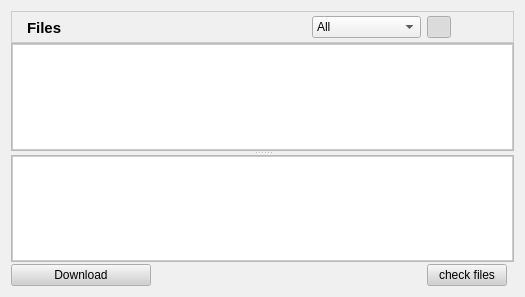
The window that retroshare-gui/src/gui/SharedFilesDialog.ui (RetroShare/RetroShare) describes before a commit, drawn with Qt 5.
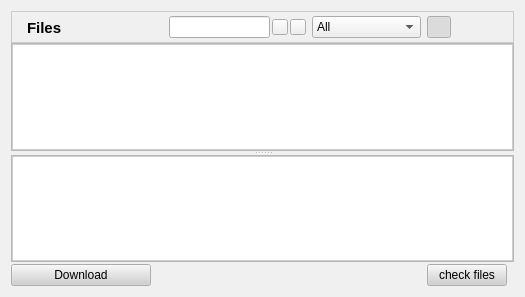
The same window after the commit. Icons and pictures are not drawn.

Commit message: Added filter for files in SharedFilesDialog. It is hidden for the release version (RS_RELEASE_VERSION), because the RemoteDirModel is slow with many files.

```diff
--- a/retroshare-gui/src/gui/SharedFilesDialog.ui
+++ b/retroshare-gui/src/gui/SharedFilesDialog.ui
@@ -584,7 +584,7 @@
         </property>
        </spacer>
       </item>
-      <item row="0" column="4">
+      <item row="0" column="5">
        <widget class="QPushButton" name="splittedButton">
         <property name="maximumSize">
          <size>
@@ -613,7 +613,7 @@
         </property>
        </widget>
       </item>
-      <item row="0" column="5">
+      <item row="0" column="6">
        <widget class="QPushButton" name="remoteButton">
         <property name="maximumSize">
          <size>
@@ -642,7 +642,7 @@
         </property>
        </widget>
       </item>
-      <item row="0" column="6">
+      <item row="0" column="7">
        <widget class="QPushButton" name="localButton">
         <property name="maximumSize">
          <size>
@@ -671,7 +671,7 @@
         </property>
        </widget>
       </item>
-      <item row="0" column="3">
+      <item row="0" column="4">
        <widget class="QComboBox" name="indicatorCBox">
         <item>
          <property name="text">
@@ -711,6 +711,103 @@
         </item>
        </widget>
       </item>
+      <item row="0" column="3">
+       <layout class="QHBoxLayout" name="horizontalLayout">
+        <property name="spacing">
+         <number>2</number>
+        </property>
+        <item>
+         <widget class="QLabel" name="filterLabel">
+          <property name="text">
+           <string/>
+          </property>
+          <property name="pixmap">
+           <pixmap resource="images.qrc">:/images/find-16.png</pixmap>
+          </property>
+         </widget>
+        </item>
+        <item>
+         <widget class="QLineEdit" name="filterPatternLineEdit">
+          <property name="toolTip">
+           <string>Search files</string>
+          </property>
+         </widget>
+        </item>
+        <item>
+         <widget class="QPushButton" name="filterStartButton">
+          <property name="minimumSize">
+           <size>
+            <width>16</width>
+            <height>16</height>
+           </size>
+          </property>
+          <property name="maximumSize">
+           <size>
+            <width>16</width>
+            <height>16</height>
+           </size>
+          </property>
+          <property name="font">
+           <font>
+            <family>MS Shell Dlg 2</family>
+           </font>
+          </property>
+          <property name="toolTip">
+           <string>Start Search</string>
+          </property>
+          <property name="styleSheet">
+           <string notr="true">QPushButton
+{
+ border-image: url(:/images/start.png) 
+}
+</string>
+          </property>
+         </widget>
+        </item>
+        <item>
+         <widget class="QPushButton" name="filterClearButton">
+          <property name="minimumSize">
+           <size>
+            <width>16</width>
+            <height>16</height>
+           </size>
+          </property>
+          <property name="maximumSize">
+           <size>
+            <width>16</width>
+            <height>16</height>
+           </size>
+          </property>
+          <property name="font">
+           <font>
+            <family>MS Shell Dlg 2</family>
+           </font>
+          </property>
+          <property name="toolTip">
+           <string>Reset</string>
+          </property>
+          <property name="styleSheet">
+           <string notr="true">QPushButton
+{
+ border-image: url(:/images/closenormal.png) 
+}
+                                
+QPushButton:hover 
+{
+border-image: url(:/images/closehover.png) 
+}
+                                
+QPushButton:pressed  {
+border-image: url(:/images/closepressed.png) 
+}</string>
+          </property>
+          <property name="text">
+           <string/>
+          </property>
+         </widget>
+        </item>
+       </layout>
+      </item>
      </layout>
     </widget>
    </item>
```
The commit also changes 4 other files.
